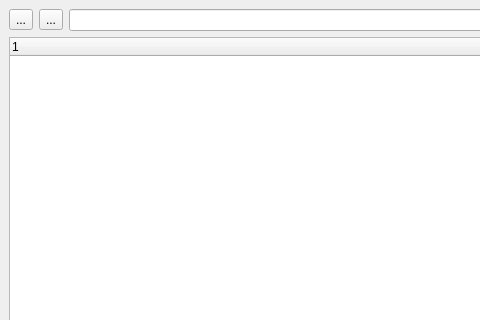
Old version of the form MainWindow.ui in the repository 0x02/ActivityMonitor; both pictures show x 0 to 480 and y 0 to 320 of the 800 by 600 pixel window.
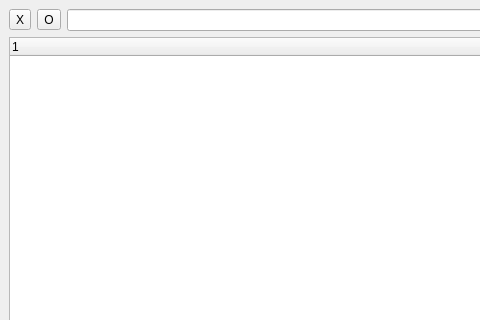
New version of the form.

Patch:
```diff
--- a/MainWindow.ui
+++ b/MainWindow.ui
@@ -32,14 +32,14 @@
       <item>
        <widget class="QToolButton" name="toolButton">
         <property name="text">
-         <string>...</string>
+         <string>X</string>
         </property>
        </widget>
       </item>
       <item>
        <widget class="QToolButton" name="toolButton_2">
         <property name="text">
-         <string>...</string>
+         <string>O</string>
         </property>
        </widget>
       </item>
```
Left out of the diff: 14 changed lines with no effect on the pictures.
